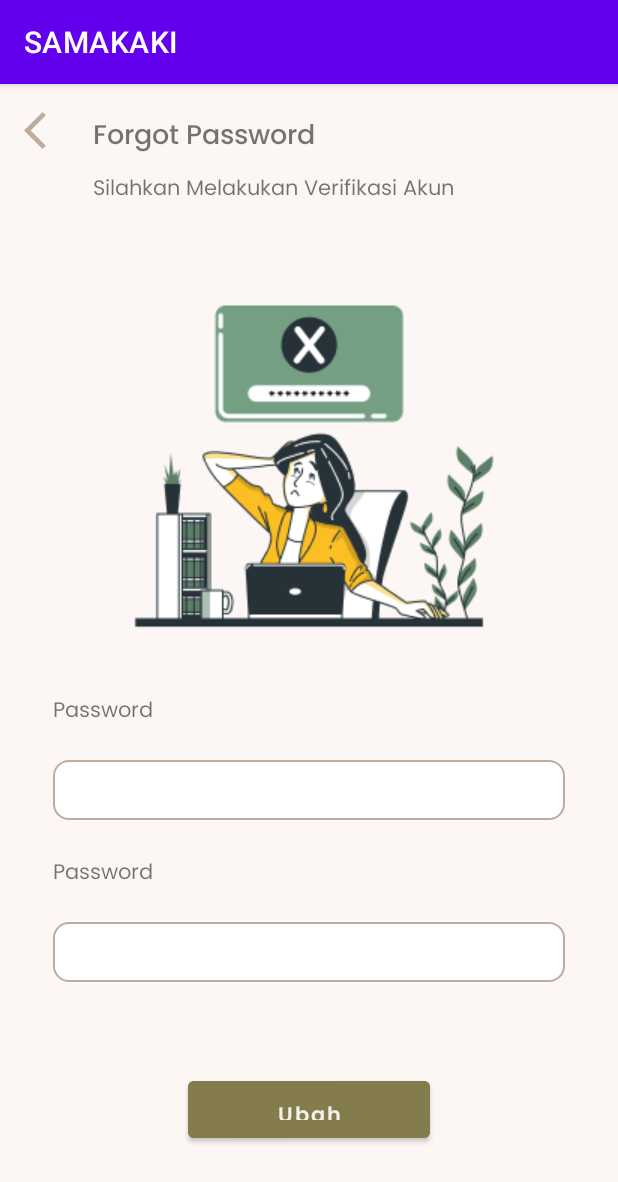
After one commit to anggoroedo32/SAMAKAKI, an Android app: the fragment ForgotPasswordFragment shown on its own in the app's theme, on a phone screen of 412 x 824 dp. The commit adds this screen. Shown: the top 1182 px of the screen. Run offline under Robolectric (Android 15) with nearby library versions, the phone set to English and light mode, and no system bars.

Commit message:
forgot password

```diff
--- a/app/build.gradle
+++ b/app/build.gradle
@@ -43,6 +43,8 @@ dependencies {
     implementation 'androidx.appcompat:appcompat:1.5.1'
     implementation 'com.google.android.material:material:1.6.1'
     implementation 'androidx.constraintlayout:constraintlayout:2.1.4'
+    implementation 'androidx.navigation:navigation-fragment-ktx:2.5.2'
+    implementation 'androidx.navigation:navigation-ui-ktx:2.5.2'
     testImplementation 'junit:junit:4.13.2'
     androidTestImplementation 'androidx.test.ext:junit:1.1.3'
     androidTestImplementation 'androidx.test.espresso:espresso-core:3.4.0'
@@ -64,4 +66,6 @@ dependencies {
     implementation 'com.github.bumptech.glide:glide:4.14.1'
     implementation 'de.hdodenhof:circleimageview:3.1.0'
 
+    //Card View
+    implementation "androidx.cardview:cardview:1.0.0"
 }
--- a/app/src/main/java/com/awp/samakaki/SplashScreenActivity.kt
+++ b/app/src/main/java/com/awp/samakaki/SplashScreenActivity.kt
@@ -14,11 +14,12 @@ class SplashScreenActivity : AppCompatActivity() {
         super.onCreate(savedInstanceState)
         binding = SplashscreenBinding.inflate(layoutInflater)
         setContentView(binding.root)
+
         getStarted()
     }
     private fun getStarted() {
         binding.btnGetstarted.setOnClickListener {
-            startActivity(Intent(this, LoginFragment::class.java))
+
             finish()
         }
     }
--- /dev/null
+++ b/app/src/main/java/com/awp/samakaki/ui/forgot_password/ForgotPasswordFragment.kt
@@ -0,0 +1,60 @@
+package com.awp.samakaki.ui.forgot_password
+
+import android.os.Bundle
+import androidx.fragment.app.Fragment
+import android.view.LayoutInflater
+import android.view.View
+import android.view.ViewGroup
+import com.awp.samakaki.R
+
+// TODO: Rename parameter arguments, choose names that match
+// the fragment initialization parameters, e.g. ARG_ITEM_NUMBER
+private const val ARG_PARAM1 = "param1"
+private const val ARG_PARAM2 = "param2"
+
+/**
+ * A simple [Fragment] subclass.
+ * Use the [ForgotPasswordFragment.newInstance] factory method to
+ * create an instance of this fragment.
+ */
+class ForgotPasswordFragment : Fragment() {
+    // TODO: Rename and change types of parameters
+    private var param1: String? = null
+    private var param2: String? = null
+
+    override fun onCreate(savedInstanceState: Bundle?) {
+        super.onCreate(savedInstanceState)
+        arguments?.let {
+            param1 = it.getString(ARG_PARAM1)
+            param2 = it.getString(ARG_PARAM2)
+        }
+    }
+
+    override fun onCreateView(
+        inflater: LayoutInflater, container: ViewGroup?,
+        savedInstanceState: Bundle?
+    ): View? {
+        // Inflate the layout for this fragment
+        return inflater.inflate(R.layout.fragment_forgot_password, container, false)
+    }
+
+    companion object {
+        /**
+         * Use this factory method to create a new instance of
+         * this fragment using the provided parameters.
+         *
+         * @param param1 Parameter 1.
+         * @param param2 Parameter 2.
+         * @return A new instance of fragment ForgotPasswordFragment.
+         */
+        // TODO: Rename and change types and number of parameters
+        @JvmStatic
+        fun newInstance(param1: String, param2: String) =
+            ForgotPasswordFragment().apply {
+                arguments = Bundle().apply {
+                    putString(ARG_PARAM1, param1)
+                    putString(ARG_PARAM2, param2)
+                }
+            }
+    }
+}
--- a/app/src/main/java/com/awp/samakaki/ui/login/LoginFragment.kt
+++ b/app/src/main/java/com/awp/samakaki/ui/login/LoginFragment.kt
@@ -12,11 +12,14 @@ import com.awp.samakaki.databinding.FragmentLoginBinding
 class LoginFragment : Fragment() {
     private lateinit var binding: FragmentLoginBinding
 
+    override fun onCreate(savedInstanceState: Bundle?) {
+        super.onCreate(savedInstanceState)
+    }
     override fun onCreateView(
         inflater: LayoutInflater, container: ViewGroup?,
         savedInstanceState: Bundle?
     ): View? {
-        binding = FragmentLoginBinding.inflate(layoutInflater)
+        binding = FragmentLoginBinding.inflate(inflater, container, false)
         return binding.root
     }
 
--- /dev/null
+++ b/app/src/main/res/drawable/ic_baseline_arrow_back_ios_24.xml
@@ -0,0 +1,5 @@
+<vector android:height="24dp" android:tint="#BEAC9F"
+    android:viewportHeight="24" android:viewportWidth="24"
+    android:width="24dp" xmlns:android="http://schemas.android.com/apk/res/android">
+    <path android:fillColor="@android:color/white" android:pathData="M11.67,3.87L9.9,2.1 0,12l9.9,9.9 1.77,-1.77L3.54,12z"/>
+</vector>
--- /dev/null
+++ b/app/src/main/res/drawable/ic_baseline_close_24.xml
@@ -0,0 +1,5 @@
+<vector android:height="24dp" android:tint="#BEAC9F"
+    android:viewportHeight="24" android:viewportWidth="24"
+    android:width="24dp" xmlns:android="http://schemas.android.com/apk/res/android">
+    <path android:fillColor="@android:color/white" android:pathData="M19,6.41L17.59,5 12,10.59 6.41,5 5,6.41 10.59,12 5,17.59 6.41,19 12,13.41 17.59,19 19,17.59 13.41,12z"/>
+</vector>
--- /dev/null
+++ b/app/src/main/res/layout/fragment_forgot_password.xml
@@ -0,0 +1,106 @@
+<?xml version="1.0" encoding="utf-8"?>
+<androidx.constraintlayout.widget.ConstraintLayout xmlns:android="http://schemas.android.com/apk/res/android"
+    xmlns:tools="http://schemas.android.com/tools"
+    android:layout_width="match_parent"
+    android:layout_height="match_parent"
+    xmlns:app="http://schemas.android.com/apk/res-auto"
+    tools:context=".ui.forgot_password.ForgotPasswordFragment"
+    android:background="@color/secondary_100">
+
+    <!-- TODO: Update blank fragment layout -->
+    <RelativeLayout
+        android:id="@+id/action_bar"
+        android:layout_width="match_parent"
+        android:layout_height="wrap_content"
+        android:paddingHorizontal="@dimen/dimen_16"
+        android:paddingVertical="@dimen/dimen_16"
+        app:layout_constraintTop_toTopOf="parent">
+        <ImageView
+            android:id="@+id/ic_back"
+            android:layout_width="@dimen/dimen_30"
+            android:layout_height="@dimen/dimen_30"
+            android:src="@drawable/ic_baseline_arrow_back_ios_24"/>
+
+        <LinearLayout
+            android:id="@+id/tv_title"
+            android:layout_width="wrap_content"
+            android:layout_height="wrap_content"
+            android:layout_marginStart="@dimen/dimen_16"
+            android:layout_toEndOf="@+id/ic_back"
+            android:orientation="vertical">
+
+            <TextView
+                android:layout_width="wrap_content"
+                android:layout_height="wrap_content"
+                style="@style/medium_18black"
+                android:text="Forgot Password" />
+
+            <TextView
+                android:layout_width="wrap_content"
+                android:layout_height="wrap_content"
+                style="@style/regular_14sec300"
+                android:text="Silahkan Melakukan Verifikasi Akun" />
+        </LinearLayout>
+    </RelativeLayout>
+    <ImageView
+        android:id="@+id/img_forgot_password"
+        android:layout_width="match_parent"
+        android:layout_height="300dp"
+        app:layout_constraintTop_toBottomOf="@+id/action_bar"
+        android:src="@drawable/image_forgot_password"/>
+
+    <TextView
+        android:id="@+id/tv_password"
+        android:layout_width="wrap_content"
+        android:layout_height="wrap_content"
+        app:layout_constraintStart_toStartOf="parent"
+        app:layout_constraintTop_toBottomOf="@+id/img_forgot_password"
+        android:layout_marginStart="@dimen/dimen_35"
+        style="@style/regular_14black"
+        android:text="@string/password" />
+    <EditText
+        android:id="@+id/et_password"
+        android:layout_width="match_parent"
+        android:layout_height="@dimen/dimen_40"
+        app:layout_constraintTop_toBottomOf="@+id/tv_password"
+        app:layout_constraintStart_toStartOf="parent"
+        android:layout_marginHorizontal="@dimen/dimen_35"
+        android:layout_marginTop="@dimen/dimen_16"
+        android:inputType="textPassword"
+        style="@style/TextfieldsStyle"/>
+    <TextView
+        android:id="@+id/tv_confirm_password"
+        android:layout_width="wrap_content"
+        android:layout_height="wrap_content"
+        app:layout_constraintStart_toStartOf="parent"
+        app:layout_constraintTop_toBottomOf="@+id/et_password"
+        android:layout_marginStart="@dimen/dimen_35"
+        android:layout_marginTop="@dimen/dimen_20"
+        style="@style/regular_14black"
+        android:text="@string/password" />
+    <EditText
+        android:id="@+id/et_confirm_password"
+        android:layout_width="match_parent"
+        android:layout_height="@dimen/dimen_40"
+        app:layout_constraintTop_toBottomOf="@+id/tv_confirm_password"
+        app:layout_constraintStart_toStartOf="parent"
+        android:layout_marginHorizontal="@dimen/dimen_35"
+        android:layout_marginTop="@dimen/dimen_16"
+        android:inputType="textPassword"
+        style="@style/TextfieldsStyle"/>
+
+    <Button
+        android:id="@+id/btn_login"
+        style="@style/ButtonStyle"
+        android:layout_width="@dimen/dimen_161"
+        android:layout_height="50dp"
+        android:layout_gravity="center"
+        android:layout_marginHorizontal="35dp"
+        android:backgroundTint="@color/primary_500"
+        app:layout_constraintBottom_toBottomOf="parent"
+        app:layout_constraintEnd_toEndOf="parent"
+        app:layout_constraintStart_toStartOf="parent"
+        app:layout_constraintTop_toBottomOf="@+id/et_confirm_password"
+        android:text="@string/change_password"/>
+
+</androidx.constraintlayout.widget.ConstraintLayout>
--- a/app/src/main/res/values/strings.xml
+++ b/app/src/main/res/values/strings.xml
@@ -8,4 +8,9 @@
     <string name="samakaki_splash">SAMAKAKI</string>
     <string name="welcome_splash">Welcome</string>
     <string name="get_started_splash">Get Started</string>
+    <!-- TODO: Remove or change this placeholder text -->
+    <string name="hello_blank_fragment">Hello blank fragment</string>
+    <string name="email">Email</string>
+    <string name="password">Password</string>
+    <string name="change_password">Ubah Password</string>
 </resources>
```
Also changed, not shown: app/src/main/AndroidManifest.xml (+6 -3 lines), app/src/main/java/com/awp/samakaki/ui/add_family/AddFamily.kt (added, +12 -0 lines), app/src/main/java/com/awp/samakaki/ui/forgot_password/ForgotPasswordEmailConfirmationFragment.kt (added, +40 -0 lines), app/src/main/res/layout/activity_add_family.xml (added, +101 -0 lines), app/src/main/res/layout/fragment_forgot_password_email_confirmation.xml (added, +84 -0 lines), app/src/main/res/layout/item_pop_up_add_member.xml (added, +93 -0 lines), app/src/main/res/layout/splashscreen.xml (+12 -0 lines), app/src/main/res/navigation/nav_graph.xml (added, +28 -0 lines), app/src/main/res/drawable-v24/image_forgot_password.png (added).
